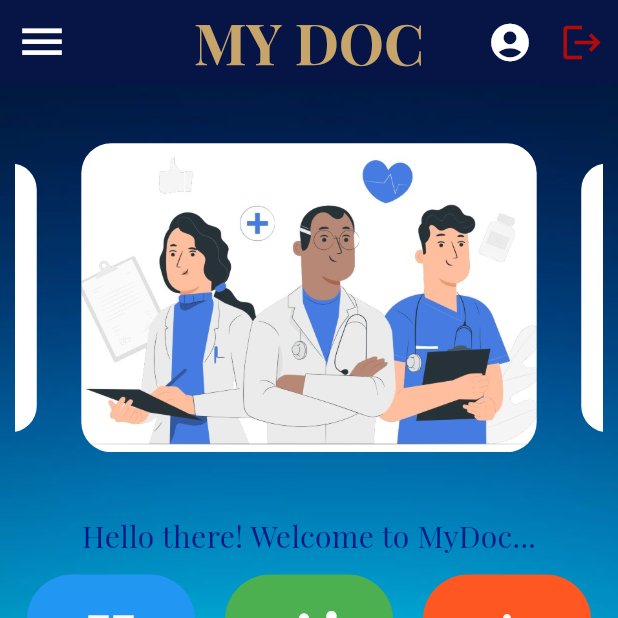
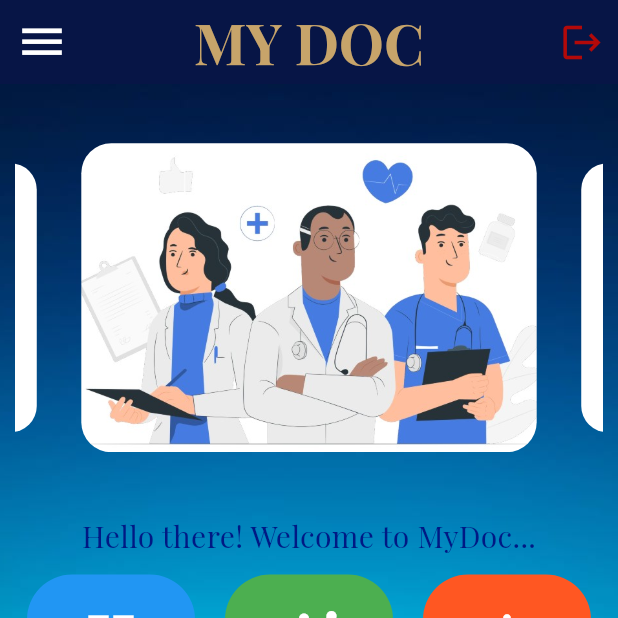
Before and after one commit to sahan365/ComputingGroupProject, a Flutter app: the HomePage screen opened by its route, on a phone screen of 412 x 824 dp, the top half of it. Run offline on Flutter 3.47's test engine with Material 3 defaults, Android fonts, the phone set to English and light mode, and no system bars; drawn by our look-alikes of carousel_slider, curved_navigation_bar; our stand-ins replace firebase_auth, firebase_core, table_calendar; accounts and stored records are empty.

Commit message:
Update home_page.dart

```diff
--- a/flutter_application12/lib/home_page.dart
+++ b/flutter_application12/lib/home_page.dart
@@ -2,6 +2,7 @@ import 'package:flutter/material.dart';
 import 'package:carousel_slider/carousel_slider.dart';
 import 'package:curved_navigation_bar/curved_navigation_bar.dart';
 import 'package:flutter_application12/calendar_page.dart';
+import 'package:flutter_application12/doctor_list.dart';
 import 'package:flutter_application12/emergency_page.dart';
 import 'package:flutter_application12/settings_page.dart';
 
@@ -11,7 +12,6 @@ import 'healthdatatracking_page.dart';
 import 'healthreminders_page.dart';
 import 'sleepmonitoring_page.dart';
 import 'userprofile_page.dart';
-import 'dashboard_page.dart';
 
 class HomePage extends StatelessWidget {
   @override
@@ -43,19 +43,6 @@ class HomePage extends StatelessWidget {
           },
         ),
         actions: [
-          IconButton(
-            icon: const Icon(
-              Icons.account_circle,
-              color: Color.fromARGB(255, 255, 255, 255),
-              size: 30,
-            ),
-            onPressed: () {
-              Navigator.push(
-                context,
-                MaterialPageRoute(builder: (context) => UserProfilePage()),
-              ); // Navigate to user profile page
-            },
-          ),
           IconButton(
             icon: const Icon(
               Icons.logout,
@@ -187,7 +174,8 @@ class HomePage extends StatelessWidget {
               ),
             ),
           ),
-          Column(
+          SingleChildScrollView(
+            child: Column(
               children: [
                 // Horizontal List
                 _buildHorizontalList(),
@@ -216,7 +204,7 @@ class HomePage extends StatelessWidget {
                             context,
                             MaterialPageRoute(
                                 builder: (context) =>
-                                  DashboardPage())); // Navigate to Dashboard Page
+                                    UserProfilePage())); // Navigate to Dashboard Page
                       }),
                       _buildCategory(
                           'Health Data Tracking', Icons.timeline, Colors.green,
@@ -267,14 +255,19 @@ class HomePage extends StatelessWidget {
                       }),
                       _buildCategory('Doctor List', Icons.person,
                           const Color.fromARGB(255, 215, 163, 8), () {
-                      // Navigate to Sleep Monitoring Page
+                        Navigator.push(
+                          context,
+                          MaterialPageRoute(
+                            builder: (context) => DoctorList(),
+                          ),
+                        );
                       }),
                       _buildCategory(
                           'Emergency', Icons.local_hospital, Colors.red, () {
                         Navigator.push(
                           context,
                           MaterialPageRoute(
-                          builder: (context) => EmergencyPage(),
+                            builder: (context) => emergencyPage(),
                           ),
                         ); // Navigate to Emergency Page
                       }),
@@ -283,8 +276,10 @@ class HomePage extends StatelessWidget {
                 ),
               ],
             ),
+          ),
         ],
       ),
+
       bottomNavigationBar: CurvedNavigationBar(
         // Replace BottomAppBar with CurvedNavigationBar
         backgroundColor:
```
Lines whose indentation alone changed are shown as unchanged.
